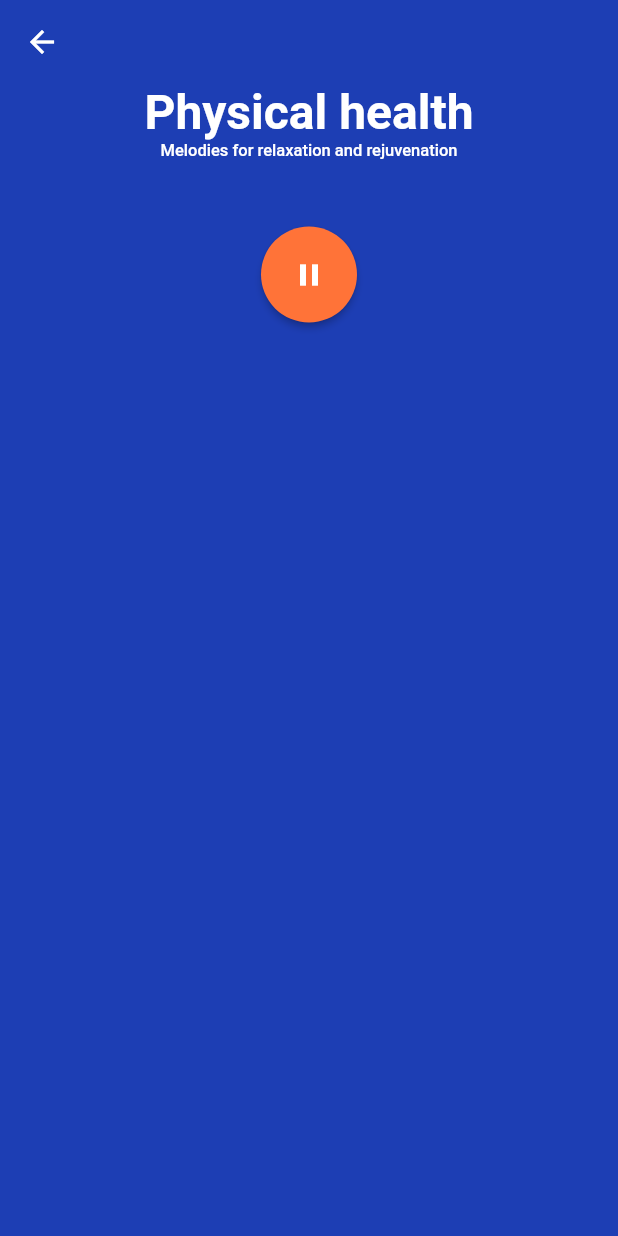
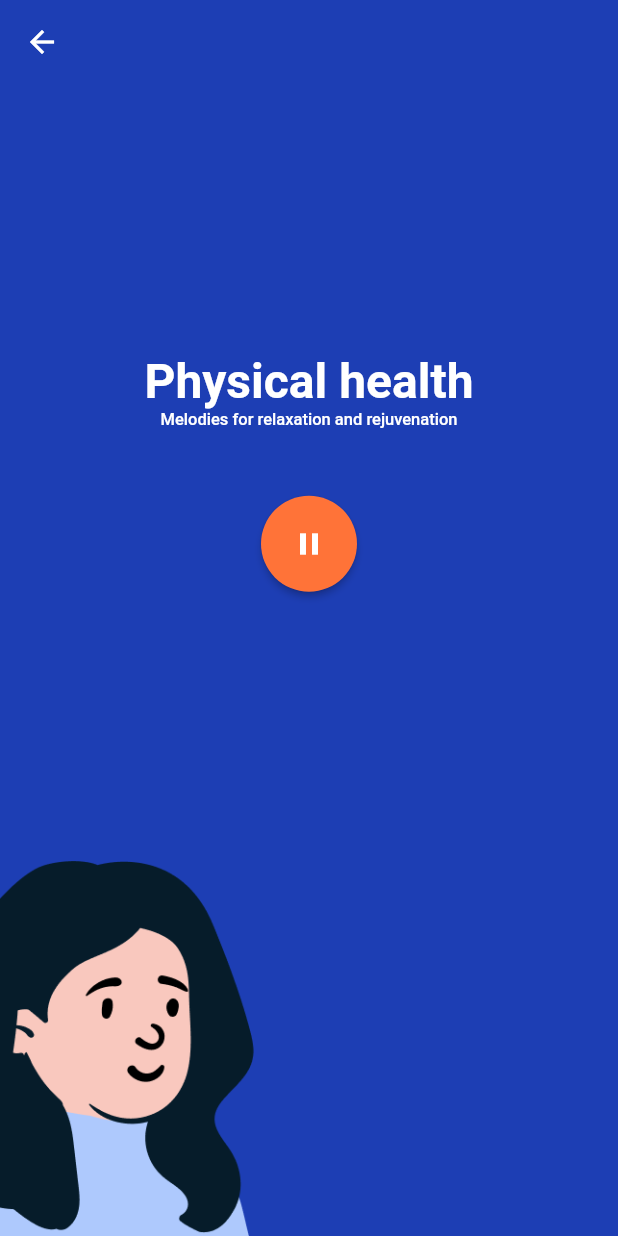
Before and after one commit to mollimoon/semedi, a Flutter app: the screen it shows after launch, after a tap on "5 minutes", after a tap on "12 minutes", on a phone screen of 412 x 824 dp. Run offline on Flutter 3.47's test engine with Material 2 defaults, Android fonts, the phone set to English and light mode, and no system bars; our stand-ins replace bloc, equatable, flutter_bloc, google_fonts.

Commit message:
added player and playCubit

```diff
--- a/lib/card_widget.dart
+++ b/lib/card_widget.dart
@@ -1,6 +1,6 @@
 import 'package:flutter/material.dart';
 import 'package:semedi/l10n/app_strings.dart';
-import 'package:semedi/play_screen.dart';
+import 'package:semedi/features/play/view/play_screen.dart';
 
 import 'data/music_data.dart';
 
--- a/lib/features/music_cards/bloc/music_cards_cubit.dart
+++ b/lib/features/music_cards/bloc/music_cards_cubit.dart
@@ -9,12 +9,12 @@ class MusicCardsCubit extends Cubit<MusicCardsState> {
 
   final _musicRepository = MusicRepository();
 
-  void fetchMusicData() {
-    _getAndChangeMusic();
+  void fetchMusicData() { // 1-й метод MusicCardsCubit
+    _getAndChangeMusic(); //изменяет состояние Cubit.
   }
 
-  void selectMusic(MusicData selectedMusic) {
-    _getAndChangeMusic(selectedMusic: selectedMusic);
+  void selectMusic(MusicData selectedMusic) { // 2-й метод MusicCardsCubit
+    _getAndChangeMusic(selectedMusic: selectedMusic);//изменяет состояние Cubit.
   }
 
   void _getAndChangeMusic({MusicData? selectedMusic}) { //? means - can be null
--- a/lib/features/music_cards/view/music_cards_screen.dart
+++ b/lib/features/music_cards/view/music_cards_screen.dart
@@ -7,13 +7,7 @@ import 'package:semedi/features/music_cards/bloc/music_cards_cubit.dart';
 import 'package:semedi/features/music_cards/bloc/music_cards_state.dart';
 import 'package:semedi/l10n/app_strings.dart';
 
-import '../../../play_screen.dart';
-
-
-///TODO надпись в карточке не должна переноситься на 2 строчку
-///картинки должны быть одного размера
-
-
+import '../../play/view/play_screen.dart';
 
 class MusicCardsScreen extends StatefulWidget {
   @override
@@ -21,7 +15,7 @@ class MusicCardsScreen extends StatefulWidget {
 }
 
 class _MusicCardsScreenState extends State<MusicCardsScreen> {
-  late final MusicCardsCubit _musicCubit;
+  late final MusicCardsCubit _musicCubit; //можно присвоить MusicCardsCubit() сразу
   @override
   void initState() {
     super.initState();
@@ -86,7 +80,7 @@ class _MusicCardsScreenState extends State<MusicCardsScreen> {
                                       //   (_) => _musicCubit.selectMusic(music),
                                       // ); //another example
                                       await _goToPlayscreen(music);
-                                      _musicCubit.selectMusic(music);
+                                      _musicCubit.selectMusic(music); //меняем карточки
                                     },
                                   ),
                               ],
@@ -111,10 +105,8 @@ class _MusicCardsScreenState extends State<MusicCardsScreen> {
   Future<void> _goToPlayscreen(MusicData music) async {
     await Navigator.of(context).push(
       MaterialPageRoute(
-        builder: (context) => PlayScreen(),
-        settings: RouteSettings(
-          arguments: music,
-        ),
+        // TODO 2: move music into PlayScreen() +
+        builder: (context) => PlayScreen(music: music), //название параметров : данные
       ),
     );
   }
--- /dev/null
+++ b/lib/features/play/bloc/play_cubit.dart
@@ -0,0 +1,13 @@
+import 'package:semedi/data/music_repository.dart';
+import 'package:bloc/bloc.dart';
+import 'package:semedi/features/play/bloc/play_state.dart';
+
+import '../../../data/music_data.dart';
+
+class PlayCubit extends Cubit<PlayState> {
+  final MusicData music;
+
+  PlayCubit({required this.music}) : super(PlayDataState(music: music));
+
+
+}
--- /dev/null
+++ b/lib/features/play/bloc/play_state.dart
@@ -0,0 +1,24 @@
+import 'package:equatable/equatable.dart';
+
+import '../../../data/music_data.dart';
+
+class PlayState {}
+
+class PlayDataState extends PlayState with EquatableMixin {
+  final MusicData music;
+
+  PlayDataState({required this.music});
+
+  @override
+
+  List<Object?> get props => [music];
+}
+
+
+// class PlayErrorState extends PlayState with EquatableMixin {
+//   final String errorText;
+//   PlayErrorState({required this.errorText});
+//
+//   @override
+//   List<Object?> get props => [errorText];
+// }
--- /dev/null
+++ b/lib/features/play/view/play_screen.dart
@@ -0,0 +1,128 @@
+import 'package:audioplayers/audioplayers.dart';
+import 'package:flutter/material.dart';
+import 'package:flutter_bloc/flutter_bloc.dart';
+import 'package:semedi/data/music_data.dart';
+import 'package:semedi/features/play/bloc/play_state.dart';
+
+import '../bloc/play_cubit.dart';
+
+class PlayScreen extends StatefulWidget {
+  final MusicData music; // получаем из навигации
+
+  PlayScreen({required this.music});
+
+  // TODO 1: Constructor with music to play +
+
+  _PlayScreenState createState() => _PlayScreenState();
+}
+
+class _PlayScreenState extends State<PlayScreen> {
+  // TODO 4: Implement bloc and move player and play status into it +
+  late final PlayCubit _playCubit;
+
+  final player = AudioPlayer();
+  bool isPlaying = true;
+
+  @override
+  void initState() {
+    super.initState();
+    _playCubit = PlayCubit(music: widget.music); //обращение к полям stateful widget
+
+    setupPlayer(); // TODO 6: Replace this by bloc call
+    player.eventStream.listen((AudioEvent event) {
+      print(event.eventType);
+    });
+  }
+
+  // TODO 5: Move this logic to bloc
+  void setupPlayer() async {
+    // await player.play(AssetSource('sounds/blue_ocean.wav'));
+    await player.play(UrlSource('https://www.soundjay.com/nature/ocean-wave-1.wav'));
+  }
+
+  @override
+  void dispose() {
+    player.dispose(); // TODO 7: Don't forget to dispose player in bloc
+    super.dispose();
+  }
+
+  @override
+  Widget build(BuildContext context) {
+    // TODO 3: Remove it. Music have to play from bloc state +
+    // final musicChoice = ModalRoute.of(context)?.settings.arguments as MusicData; //распаковка данных
+    return BlocBuilder<PlayCubit, PlayState>(
+        bloc: _playCubit,
+        builder: (context, state) {
+          if (state is PlayDataState) {
+            final musicChoice = state.music;
+
+            return Scaffold(
+              backgroundColor: Color(musicChoice.backgroundColorHex),
+              body: Column(
+                mainAxisAlignment: MainAxisAlignment.spaceBetween,
+                children: [
+                  AppBar(
+                    backgroundColor: Colors.transparent,
+                    elevation: 0,
+                  ),
+                  Column(
+                    children: [
+                      Text(
+                        musicChoice.name,
+                        style: TextStyle(
+                          fontSize: 32,
+                          fontWeight: FontWeight.w700,
+                          color: Colors.white,
+                        ),
+                      ),
+                      Text(
+                        musicChoice.description,
+                        style: TextStyle(
+                          fontSize: 11,
+                          fontWeight: FontWeight.w500,
+                          color: Colors.white,
+                        ),
+                      ),
+                      SizedBox(
+                        height: 44,
+                      ),
+                      // TODO 9: Replace button by circle indicator while music is loading
+                      // TODO 10: Add one more state when music is finished and we want to re-play
+                      ElevatedButton(
+                        onPressed: () async {
+                          // TODO 8: Move all this logic to bloc
+                          if (isPlaying) {
+                            await player.pause();
+                          } else {
+                            await player.resume();
+                          }
+                          setState(() {
+                            isPlaying = !isPlaying;
+                          });
+                        },
+                        child: Icon(
+                          isPlaying ? Icons.pause : Icons.play_arrow,
+                          color: Colors.white,
+                        ),
+                        style: ElevatedButton.styleFrom(
+                          foregroundColor: Colors.red, backgroundColor: Color(0xFFFF7338), shape: CircleBorder(),
+                          padding: EdgeInsets.all(20), // <-- Splash color
+                        ),
+                      ),
+                    ],
+                  ),
+                  Align(
+                    alignment: Alignment.bottomLeft,
+                    child: Image.asset(
+                      musicChoice.image,
+                      height: 250,
+                    ),
+                  ),
+                ],
+              ),
+            );
+          }
+          return const SizedBox.shrink(); //as minimum as possible
+        });
+  }
+}
--- a/lib/play_screen.dart
+++ /dev/null
@@ -1,67 +0,0 @@
-import 'package:flutter/material.dart';
-import 'package:semedi/data/music_data.dart';
-
-
-class PlayScreen extends StatefulWidget {
-  @override
-  _PlayScreenState createState() => _PlayScreenState();
-}
-
-class _PlayScreenState extends State<PlayScreen> {
-  bool isPlaying = true;
-
-  @override
-  Widget build(BuildContext context) {
-    final musicChoice = ModalRoute.of(context)?.settings.arguments as MusicData; //распаковка данных
-    return Scaffold(
-      backgroundColor: Color(musicChoice.backgroundColorHex),
-      body: Center(
-        child: Column(
-          children: [
-            AppBar(
-              backgroundColor: Colors.transparent,
-              elevation: 0,
-            ),
-            Text(
-              musicChoice.name,
-              style: TextStyle(
-                fontSize: 32,
-                fontWeight: FontWeight.w700,
-                color: Colors.white,
-              ),
-            ),
-            Text(
-              musicChoice.description,
-              style: TextStyle(
-                fontSize: 11,
-                fontWeight: FontWeight.w500,
-                color: Colors.white,
-              ),
-            ),
-
-            SizedBox(
-              height: 44,
-            ),
-            ElevatedButton(
-              onPressed: () {
-                setState(() {
-                  isPlaying = !isPlaying;
-                  if (isPlaying) {
-                    // player.pause()
-                  } else {
-                    // player.play()
-                  }
-                });
-              },
-              child: Icon(isPlaying ? Icons.pause : Icons.play_arrow, color: Colors.white,),
-              style: ElevatedButton.styleFrom(
-                foregroundColor: Colors.red, backgroundColor: Color(0xFFFF7338), shape: CircleBorder(),
-                padding: EdgeInsets.all(20), // <-- Splash color
-              ),
-            )
-          ],
-        ),
-      ),
-    );
-  }
-}
--- a/pubspec.yaml
+++ b/pubspec.yaml
@@ -17,7 +17,7 @@ dependencies:
 
   cupertino_icons: 1.0.5
   google_fonts: 4.0.3
-  audioplayers: 3.0.1
+  audioplayers: 4.1.0
   equatable: 2.0.5
   bloc: 8.1.2
   flutter_bloc: 8.1.3
@@ -41,3 +41,4 @@ flutter:
   uses-material-design: true
   assets:
     - assets/images/
+    - assets/sounds/
```
Also changed, not shown: pubspec.lock, 2 other files.
